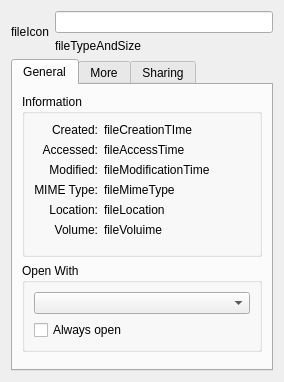
Old version of the form src/infodialog.ui in the repository hawaii-desktop/swordfish.
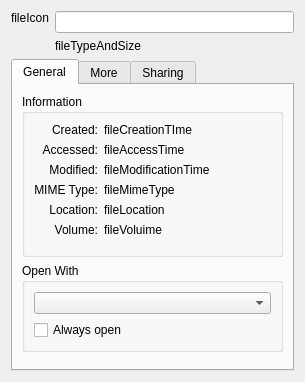
New version of the form.

Diff of the .ui file:
```diff
--- a/src/infodialog.ui
+++ b/src/infodialog.ui
@@ -6,7 +6,7 @@
    <rect>
     <x>0</x>
     <y>0</y>
-    <width>284</width>
+    <width>305</width>
     <height>382</height>
    </rect>
   </property>
@@ -22,7 +22,7 @@
         <string>fileIcon</string>
        </property>
        <property name="alignment">
-        <set>Qt::AlignCenter</set>
+        <set>Qt::AlignHCenter|Qt::AlignTop</set>
        </property>
       </widget>
      </item>
```
